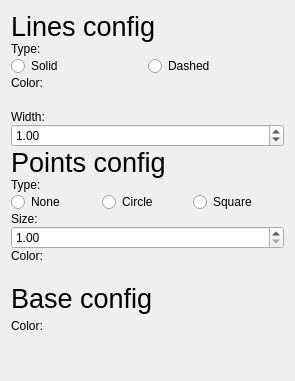
DisonGo/s21_3DViewer, file src/widgets/UI/Object3DConfigView.ui: the form before one commit.
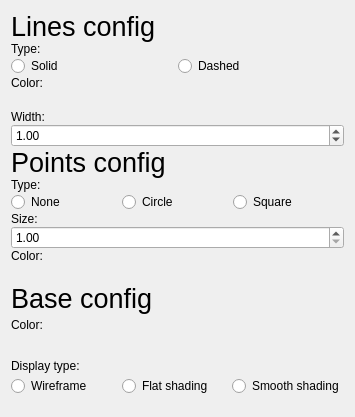
The form after the commit. Custom widgets are drawn as their Qt base class.

Commit message: lighting. UI update / bug fixes. Added UI to change display type of Object3D. Fixed bug with points of Object3D not rendering. Removed unnecessary debug elements. Fixed wrong name in Light config UI.

Patch:
```diff
--- a/src/widgets/UI/Object3DConfigView.ui
+++ b/src/widgets/UI/Object3DConfigView.ui
@@ -6,8 +6,8 @@
    <rect>
     <x>0</x>
     <y>0</y>
-    <width>295</width>
-    <height>381</height>
+    <width>355</width>
+    <height>417</height>
    </rect>
   </property>
   <property name="windowTitle">
@@ -305,6 +305,47 @@
        </property>
       </widget>
      </item>
+     <item>
+      <widget class="QLabel" name="DisplayTypeL">
+       <property name="text">
+        <string>Display type:</string>
+       </property>
+      </widget>
+     </item>
+     <item>
+      <layout class="QHBoxLayout" name="horizontalLayout_3">
+       <item>
+        <widget class="QRadioButton" name="DisplayTypeWireframeB">
+         <property name="text">
+          <string>Wireframe</string>
+         </property>
+         <attribute name="buttonGroup">
+          <string notr="true">DisplayTypeG</string>
+         </attribute>
+        </widget>
+       </item>
+       <item>
+        <widget class="QRadioButton" name="DisplayTypeFlatB">
+         <property name="text">
+          <string>Flat shading</string>
+         </property>
+         <attribute name="buttonGroup">
+          <string notr="true">DisplayTypeG</string>
+         </attribute>
+        </widget>
+       </item>
+       <item>
+        <widget class="QRadioButton" name="DisplayTypeSmoothB">
+         <property name="text">
+          <string>Smooth shading</string>
+         </property>
+         <attribute name="buttonGroup">
+          <string notr="true">DisplayTypeG</string>
+         </attribute>
+        </widget>
+       </item>
+      </layout>
+     </item>
     </layout>
    </item>
   </layout>
```
Left out of the diff: 3 changed lines with no effect on the pictures. The commit also changes 11 other files.
